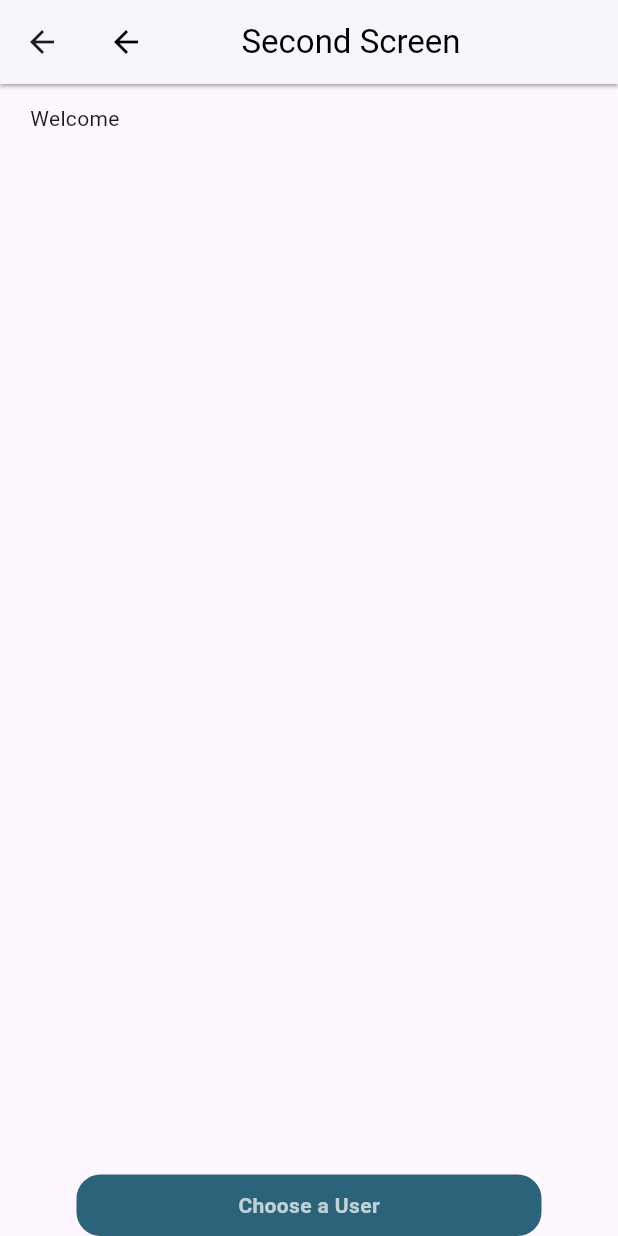
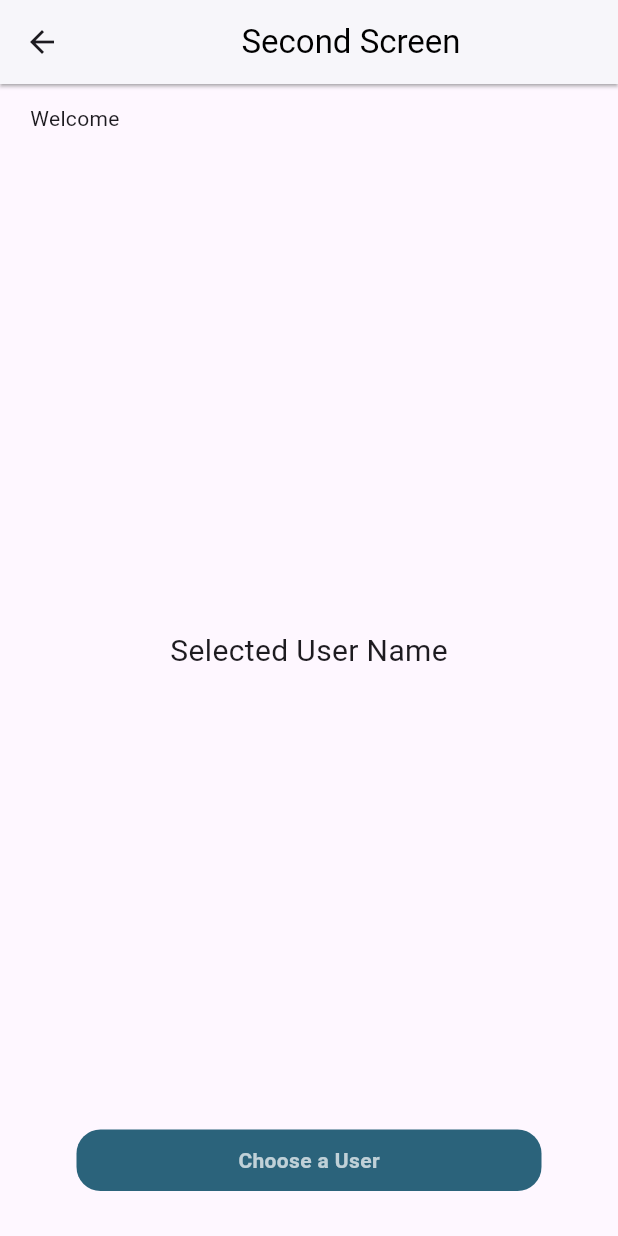
Before and after one commit to RafliZakiDamhuri/magang-berdampak, a Flutter app: the screen it shows after launch, after a tap on "Next", on a phone screen of 412 x 824 dp. Run offline on Flutter 3.47's test engine with Material 3 defaults, Android fonts, the phone set to English and light mode, and no system bars; our stand-ins replace awesome_snackbar_content; accounts and stored records are empty; network calls fail.

Commit message:
Fixing Bugs

```diff
--- a/lib/main.dart
+++ b/lib/main.dart
@@ -51,6 +51,6 @@ class _MyAppState extends State<MyApp> {
   // }
   @override
   Widget build(BuildContext context) {
-    return MaterialApp(home: SplashScreen());
+    return MaterialApp(home: Page1());
   }
 }
--- a/lib/page1.dart
+++ b/lib/page1.dart
@@ -21,8 +21,7 @@ class _Page1State extends State<Page1> {
 
   @override
   Widget build(BuildContext context) {
-    return SingleChildScrollView(
-      child: Scaffold(
+    return Scaffold(
       body: Stack(
         children: [
           Positioned.fill(
@@ -99,9 +98,7 @@ class _Page1State extends State<Page1> {
                   builder: (context, page1Provider, child) {
                     return GestureDetector(
                       onTap: () {
-                          page1Provider.checkPalindrome(
-                            sentenceController.text,
-                          );
+                        page1Provider.checkPalindrome(sentenceController.text);
                         SnackBar? snackBar;
                         if (page1Provider.isPalindrome == true) {
                           const snackBar = SnackBar(
@@ -196,7 +193,6 @@ class _Page1State extends State<Page1> {
           ),
         ],
       ),
-      ),
     );
   }
 }
--- a/lib/page2.dart
+++ b/lib/page2.dart
@@ -14,10 +14,6 @@ class Page2 extends StatelessWidget {
         title: Stack(
           alignment: Alignment.center,
           children: [
-            Align(
-              alignment: Alignment.centerLeft,
-              child: Icon(Icons.arrow_back, color: Colors.black),
-            ),
             Center(
               child: Text(
                 'Second Screen',
@@ -44,11 +40,15 @@ class Page2 extends StatelessWidget {
 
           Expanded(
             child: Center(
-              child: Text(username ?? '', style: TextStyle(fontSize: 20)),
+              child: Text(
+                username ?? 'Selected User Name',
+                style: TextStyle(fontSize: 20),
+              ),
             ),
           ),
           Center(
             child: Container(
+              margin: EdgeInsets.only(bottom: 30),
               decoration: BoxDecoration(
                 borderRadius: BorderRadius.all(Radius.circular(16)),
                 color: Color(0xFF2B637B),
```
Also changed, not shown: lib/page3.dart (+16 -5 lines). Lines whose indentation alone changed are shown as unchanged.
